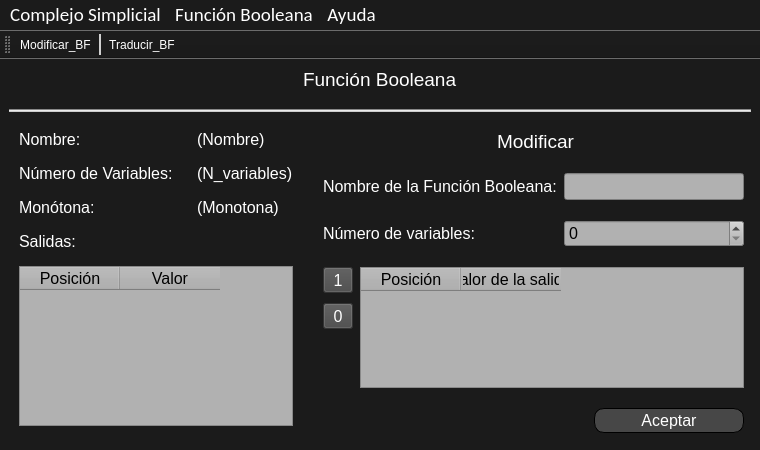
Above: Presentacion/TFG_BF_Menu_mod.ui from paascorb/TFG before the change. Below: the same form after it.
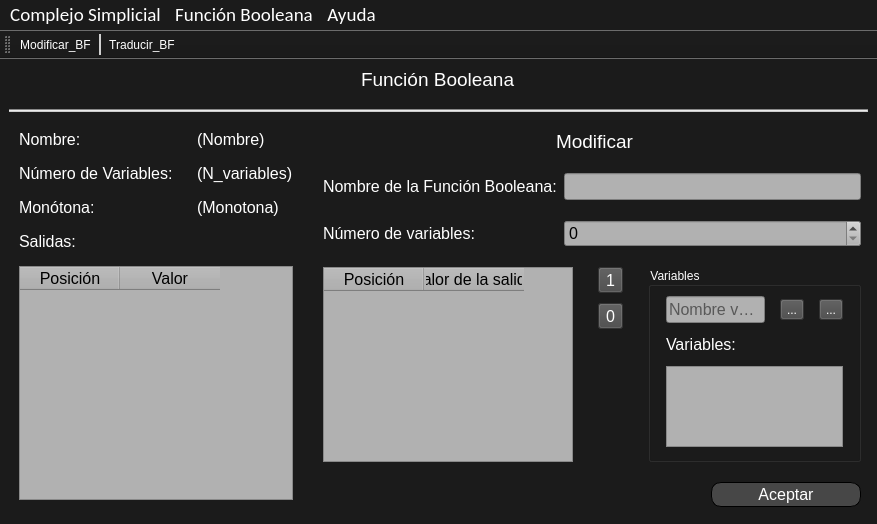
That is the form after the change. Icons and pictures are not drawn.

Commit message: Añadiendo nombre de variables a las funciones booleanas y alguna interfaz más.

The edit to the form file:
```diff
--- a/Presentacion/TFG_BF_Menu_mod.ui
+++ b/Presentacion/TFG_BF_Menu_mod.ui
@@ -6,8 +6,8 @@
    <rect>
     <x>0</x>
     <y>0</y>
-    <width>760</width>
-    <height>450</height>
+    <width>877</width>
+    <height>524</height>
    </rect>
   </property>
   <property name="sizePolicy">
@@ -119,15 +119,15 @@
         <property name="verticalSpacing">
          <number>15</number>
         </property>
-        <item row="3" column="0" colspan="2">
-         <widget class="QLabel" name="label_3">
+        <item row="2" column="0">
+         <widget class="QLabel" name="label_5">
           <property name="font">
            <font>
             <pointsize>12</pointsize>
            </font>
           </property>
           <property name="text">
-           <string>Salidas:</string>
+           <string>Monótona:</string>
           </property>
          </widget>
         </item>
@@ -155,6 +155,52 @@
           </property>
          </widget>
         </item>
+        <item row="4" column="0" colspan="2">
+         <widget class="QTableWidget" name="tableWidget">
+          <property name="sizePolicy">
+           <sizepolicy hsizetype="Preferred" vsizetype="Expanding">
+            <horstretch>0</horstretch>
+            <verstretch>0</verstretch>
+           </sizepolicy>
+          </property>
+          <property name="styleSheet">
+           <string notr="true">color: rgb(0, 0, 0);
+background-color: rgb(177, 177, 177);</string>
+          </property>
+          <column>
+           <property name="text">
+            <string>Posición</string>
+           </property>
+           <property name="font">
+            <font>
+             <pointsize>12</pointsize>
+            </font>
+           </property>
+          </column>
+          <column>
+           <property name="text">
+            <string>Valor</string>
+           </property>
+           <property name="font">
+            <font>
+             <pointsize>12</pointsize>
+            </font>
+           </property>
+          </column>
+         </widget>
+        </item>
+        <item row="3" column="0" colspan="2">
+         <widget class="QLabel" name="label_3">
+          <property name="font">
+           <font>
+            <pointsize>12</pointsize>
+           </font>
+          </property>
+          <property name="text">
+           <string>Salidas:</string>
+          </property>
+         </widget>
+        </item>
         <item row="2" column="1">
          <widget class="QLabel" name="label_monotona">
           <property name="font">
@@ -167,18 +213,6 @@
           </property>
          </widget>
         </item>
-        <item row="0" column="0">
-         <widget class="QLabel" name="label">
-          <property name="font">
-           <font>
-            <pointsize>12</pointsize>
-           </font>
-          </property>
-          <property name="text">
-           <string>Nombre:</string>
-          </property>
-         </widget>
-        </item>
         <item row="1" column="0">
          <widget class="QLabel" name="label_4">
           <property name="font">
@@ -191,49 +225,15 @@
           </property>
          </widget>
         </item>
-        <item row="4" column="0" colspan="2">
-         <widget class="QTableWidget" name="tableWidget">
-          <property name="sizePolicy">
-           <sizepolicy hsizetype="Preferred" vsizetype="Expanding">
-            <horstretch>0</horstretch>
-            <verstretch>0</verstretch>
-           </sizepolicy>
-          </property>
-          <property name="styleSheet">
-           <string notr="true">color: rgb(0, 0, 0);
-background-color: rgb(177, 177, 177);</string>
-          </property>
-          <column>
-           <property name="text">
-            <string>Posición</string>
-           </property>
-           <property name="font">
-            <font>
-             <pointsize>12</pointsize>
-            </font>
-           </property>
-          </column>
-          <column>
-           <property name="text">
-            <string>Valor</string>
-           </property>
-           <property name="font">
-            <font>
-             <pointsize>12</pointsize>
-            </font>
-           </property>
-          </column>
-         </widget>
-        </item>
-        <item row="2" column="0">
-         <widget class="QLabel" name="label_5">
+        <item row="0" column="0">
+         <widget class="QLabel" name="label">
           <property name="font">
            <font>
             <pointsize>12</pointsize>
            </font>
           </property>
           <property name="text">
-           <string>Monótona:</string>
+           <string>Nombre:</string>
           </property>
          </widget>
         </item>
@@ -253,7 +253,25 @@
         <property name="verticalSpacing">
          <number>20</number>
         </property>
-        <item row="6" column="2" alignment="Qt::AlignRight">
+        <item row="2" column="0" colspan="2">
+         <widget class="QLabel" name="label_7">
+          <property name="maximumSize">
+           <size>
+            <width>350</width>
+            <height>16777215</height>
+           </size>
+          </property>
+          <property name="font">
+           <font>
+            <pointsize>12</pointsize>
+           </font>
+          </property>
+          <property name="text">
+           <string>Nombre de la Función Booleana:</string>
+          </property>
+         </widget>
+        </item>
+        <item row="5" column="2" alignment="Qt::AlignRight">
          <widget class="QPushButton" name="pushButton_Aceptar">
           <property name="sizePolicy">
            <sizepolicy hsizetype="Preferred" vsizetype="Expanding">
@@ -296,109 +314,21 @@
           </property>
          </widget>
         </item>
-        <item row="4" column="1" rowspan="2" colspan="2">
-         <widget class="QTableWidget" name="table_ouputs">
-          <property name="maximumSize">
-           <size>
-            <width>16777215</width>
-            <height>16777215</height>
-           </size>
+        <item row="3" column="2">
+         <widget class="QSpinBox" name="spin_n_variables">
+          <property name="font">
+           <font>
+            <pointsize>12</pointsize>
+           </font>
           </property>
           <property name="styleSheet">
            <string notr="true">color: rgb(0, 0, 0);
 background-color: rgb(177, 177, 177);</string>
           </property>
-          <column>
-           <property name="text">
-            <string>Posición</string>
-           </property>
-           <property name="font">
-            <font>
-             <pointsize>12</pointsize>
-            </font>
-           </property>
-          </column>
-          <column>
-           <property name="text">
-            <string>Valor de la salida</string>
-           </property>
-           <property name="font">
-            <font>
-             <pointsize>12</pointsize>
-            </font>
-           </property>
-          </column>
          </widget>
         </item>
-        <item row="4" column="0">
-         <layout class="QVBoxLayout" name="verticalLayout">
-          <property name="spacing">
-           <number>10</number>
-          </property>
-          <item>
-           <widget class="QToolButton" name="toolButton_1">
-            <property name="sizePolicy">
-             <sizepolicy hsizetype="Minimum" vsizetype="Minimum">
-              <horstretch>0</horstretch>
-              <verstretch>0</verstretch>
-             </sizepolicy>
-            </property>
-            <property name="maximumSize">
-             <size>
-              <width>30</width>
-              <height>30</height>
-             </size>
-            </property>
-            <property name="font">
-             <font>
-              <pointsize>12</pointsize>
-             </font>
-            </property>
-            <property name="styleSheet">
-             <string notr="true">QToolButton{
-color: rgb(255, 255, 255);
-background-color: rgb(71, 71, 71);;}
-
-QToolButton:hover{
-	background-color: rgb(100, 100, 100);
-}</string>
-            </property>
-            <property name="text">
-             <string>1</string>
-            </property>
-           </widget>
-          </item>
-          <item>
-           <widget class="QToolButton" name="toolButton_0">
-            <property name="maximumSize">
-             <size>
-              <width>30</width>
-              <height>30</height>
-             </size>
-            </property>
-            <property name="font">
-             <font>
-              <pointsize>12</pointsize>
-             </font>
-            </property>
-            <property name="styleSheet">
-             <string notr="true">QToolButton{
-color: rgb(255, 255, 255);
-background-color: rgb(71, 71, 71);;}
-
-QToolButton:hover{
-	background-color: rgb(100, 100, 100);
-}</string>
-            </property>
-            <property name="text">
-             <string>0</string>
-            </property>
-           </widget>
-          </item>
-         </layout>
-        </item>
-        <item row="2" column="0" colspan="2">
-         <widget class="QLabel" name="label_7">
+        <item row="3" column="0" colspan="2">
+         <widget class="QLabel" name="label_8">
           <property name="maximumSize">
            <size>
             <width>350</width>
@@ -411,7 +341,7 @@
            </font>
           </property>
           <property name="text">
-           <string>Nombre de la Función Booleana:</string>
+           <string>Número de variables:</string>
           </property>
          </widget>
         </item>
@@ -433,37 +363,6 @@
           </property>
          </widget>
         </item>
-        <item row="3" column="0" colspan="2">
-         <widget class="QLabel" name="label_8">
-          <property name="maximumSize">
-           <size>
-            <width>350</width>
-            <height>16777215</height>
-           </size>
-          </property>
-          <property name="font">
-           <font>
-            <pointsize>12</pointsize>
-           </font>
-          </property>
-          <property name="text">
-           <string>Número de variables:</string>
-          </property>
-         </widget>
-        </item>
-        <item row="3" column="2">
-         <widget class="QSpinBox" name="spin_n_variables">
-          <property name="font">
-           <font>
-            <pointsize>12</pointsize>
-           </font>
-          </property>
-          <property name="styleSheet">
-           <string notr="true">color: rgb(0, 0, 0);
-background-color: rgb(177, 177, 177);</string>
-          </property>
-         </widget>
-        </item>
         <item row="2" column="2">
          <widget class="QLineEdit" name="text_fb_name">
           <property name="font">
@@ -477,6 +376,290 @@
           </property>
          </widget>
         </item>
+        <item row="4" column="0" colspan="3">
+         <layout class="QHBoxLayout" name="horizontalLayout_5">
+          <property name="spacing">
+           <number>25</number>
+          </property>
+          <property name="leftMargin">
+           <number>0</number>
+          </property>
+          <property name="topMargin">
+           <number>0</number>
+          </property>
+          <property name="rightMargin">
+           <number>0</number>
+          </property>
+          <property name="bottomMargin">
+           <number>0</number>
+          </property>
+          <item>
+           <widget class="QTableWidget" name="table_ouputs_2">
+            <property name="minimumSize">
+             <size>
+              <width>250</width>
+              <height>0</height>
+             </size>
+            </property>
+            <property name="maximumSize">
+             <size>
+              <width>16777215</width>
+              <height>16777215</height>
+             </size>
+            </property>
+            <property name="styleSheet">
+             <string notr="true">color: rgb(0, 0, 0);
+background-color: rgb(177, 177, 177);</string>
+            </property>
+            <column>
+             <property name="text">
+              <string>Posición</string>
+             </property>
+             <property name="font">
+              <font>
+               <pointsize>12</pointsize>
+              </font>
+             </property>
+            </column>
+            <column>
+             <property name="text">
+              <string>Valor de la salida</string>
+             </property>
+             <property name="font">
+              <font>
+               <pointsize>12</pointsize>
+              </font>
+             </property>
+            </column>
+           </widget>
+          </item>
+          <item>
+           <layout class="QVBoxLayout" name="verticalLayout_3">
+            <property name="spacing">
+             <number>10</number>
+            </property>
+            <item>
+             <widget class="QToolButton" name="toolButton_2">
+              <property name="sizePolicy">
+               <sizepolicy hsizetype="Minimum" vsizetype="Minimum">
+                <horstretch>0</horstretch>
+                <verstretch>0</verstretch>
+               </sizepolicy>
+              </property>
+              <property name="maximumSize">
+               <size>
+                <width>30</width>
+                <height>30</height>
+               </size>
+              </property>
+              <property name="font">
+               <font>
+                <pointsize>12</pointsize>
+               </font>
+              </property>
+              <property name="styleSheet">
+               <string notr="true">QToolButton{
+color: rgb(255, 255, 255);
+background-color: rgb(71, 71, 71);;}
+
+QToolButton:hover{
+	background-color: rgb(100, 100, 100);
+}</string>
+              </property>
+              <property name="text">
+               <string>1</string>
+              </property>
+             </widget>
+            </item>
+            <item>
+             <widget class="QToolButton" name="toolButton_3">
+              <property name="maximumSize">
+               <size>
+                <width>30</width>
+                <height>30</height>
+               </size>
+              </property>
+              <property name="font">
+               <font>
+                <pointsize>12</pointsize>
+               </font>
+              </property>
+              <property name="styleSheet">
+               <string notr="true">QToolButton{
+color: rgb(255, 255, 255);
+background-color: rgb(71, 71, 71);;}
+
+QToolButton:hover{
+	background-color: rgb(100, 100, 100);
+}</string>
+              </property>
+              <property name="text">
+               <string>0</string>
+              </property>
+             </widget>
+            </item>
+            <item>
+             <spacer name="verticalSpacer_2">
+              <property name="orientation">
+               <enum>Qt::Vertical</enum>
+              </property>
+              <property name="sizeHint" stdset="0">
+               <size>
+                <width>20</width>
+                <height>40</height>
+               </size>
+              </property>
+             </spacer>
+            </item>
+           </layout>
+          </item>
+          <item>
+           <widget class="QGroupBox" name="groupBox_2">
+            <property name="maximumSize">
+             <size>
+              <width>1000</width>
+              <height>16777215</height>
+             </size>
+            </property>
+            <property name="title">
+             <string>Variables</string>
+            </property>
+            <layout class="QVBoxLayout" name="verticalLayout_4">
+             <property name="spacing">
+              <number>12</number>
+             </property>
+             <property name="leftMargin">
+              <number>15</number>
+             </property>
+             <property name="rightMargin">
+              <number>15</number>
+             </property>
+             <property name="bottomMargin">
+              <number>12</number>
+             </property>
+             <item>
+              <layout class="QHBoxLayout" name="horizontalLayout_6">
+               <item>
+                <layout class="QHBoxLayout" name="horizontalLayout_7">
+                 <property name="spacing">
+                  <number>15</number>
+                 </property>
+                 <item>
+                  <widget class="QLineEdit" name="line_name_var_2">
+                   <property name="maximumSize">
+                    <size>
+                     <width>500</width>
+                     <height>16777215</height>
+                    </size>
+                   </property>
+                   <property name="font">
+                    <font>
+                     <pointsize>12</pointsize>
+                    </font>
+                   </property>
+                   <property name="styleSheet">
+                    <string notr="true">color: rgb(0, 0, 0);
+background-color: rgb(177, 177, 177);</string>
+                   </property>
+                   <property name="placeholderText">
+                    <string>Nombre varible</string>
+                   </property>
+                  </widget>
+                 </item>
+                 <item>
+                  <widget class="QToolButton" name="toolButton_mas_2">
+                   <property name="styleSheet">
+                    <string notr="true">QToolButton{
+color: rgb(255, 255, 255);
+background-color: rgb(71, 71, 71);;}
+
+QToolButton:hover{
+	background-color: rgb(100, 100, 100);
+}</string>
+                   </property>
+                   <property name="text">
+                    <string>...</string>
+                   </property>
+                   <property name="icon">
+                    <iconset resource="../Recursos/resources.qrc">
+                     <normaloff>:/images/mas.ico</normaloff>:/images/mas.ico</iconset>
+                   </property>
+                  </widget>
+                 </item>
+                 <item>
+                  <widget class="QToolButton" name="toolButton_menos_2">
+                   <property name="styleSheet">
+                    <string notr="true">QToolButton{
+color: rgb(255, 255, 255);
+background-color: rgb(71, 71, 71);
+}
+
+QToolButton:hover{
+	background-color: rgb(100, 100, 100);
+}</string>
+                   </property>
+                   <property name="text">
+                    <string>...</string>
+                   </property>
+                   <property name="icon">
+                    <iconset resource="../Recursos/resources.qrc">
+                     <normaloff>:/images/menos.ico</normaloff>:/images/menos.ico</iconset>
+                   </property>
+                  </widget>
+                 </item>
+                 <item>
+                  <spacer name="horizontalSpacer_3">
+                   <property name="orientation">
+                    <enum>Qt::Horizontal</enum>
+                   </property>
+                   <property name="sizeHint" stdset="0">
+                    <size>
+                     <width>40</width>
+                     <height>20</height>
+                    </size>
+                   </property>
+                  </spacer>
+                 </item>
+                </layout>
+               </item>
+              </layout>
+             </item>
+             <item>
+              <widget class="QLabel" name="label_10">
+               <property name="font">
+                <font>
+                 <pointsize>12</pointsize>
+                </font>
+               </property>
+               <property name="text">
+                <string>Variables:</string>
+               </property>
+              </widget>
+             </item>
+             <item>
+              <widget class="QListWidget" name="list_variables_2">
+               <property name="maximumSize">
+                <size>
+                 <width>16777215</width>
+                 <height>16777215</height>
+                </size>
+               </property>
+               <property name="font">
+                <font>
+                 <pointsize>12</pointsize>
+                </font>
+               </property>
+               <property name="styleSheet">
+                <string notr="true">color: rgb(0, 0, 0);
+background-color: rgb(177, 177, 177);</string>
+               </property>
+              </widget>
+             </item>
+            </layout>
+           </widget>
+          </item>
+         </layout>
+        </item>
        </layout>
       </item>
      </layout>
@@ -498,7 +681,7 @@
     <rect>
      <x>0</x>
      <y>0</y>
-     <width>760</width>
+     <width>877</width>
      <height>29</height>
     </rect>
    </property>
```
The commit also changes 26 other files.
